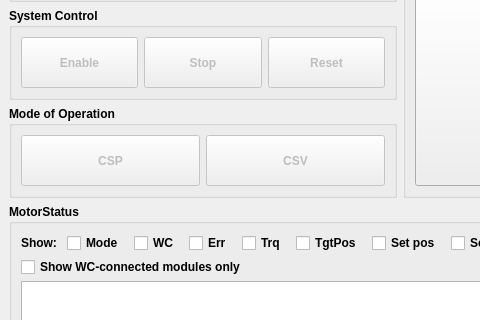
First picture: the form in src/mainwindow.ui, repository hajunsong/twincat_ads_gui, before the edit; both pictures show x 0 to 480 and y 196 to 516 of the 1280 by 787 pixel window.
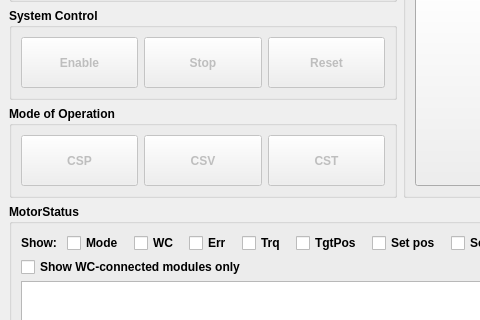
Second picture: the form after the edit.

What changed in the file:
```diff
--- a/src/mainwindow.ui
+++ b/src/mainwindow.ui
@@ -536,6 +536,22 @@
            </property>
           </widget>
          </item>
+         <item row="0" column="2">
+          <widget class="QPushButton" name="btnCST">
+           <property name="enabled">
+            <bool>false</bool>
+           </property>
+           <property name="sizePolicy">
+            <sizepolicy hsizetype="Minimum" vsizetype="Expanding">
+             <horstretch>0</horstretch>
+             <verstretch>0</verstretch>
+            </sizepolicy>
+           </property>
+           <property name="text">
+            <string>CST</string>
+           </property>
+          </widget>
+         </item>
         </layout>
        </widget>
       </item>
```
